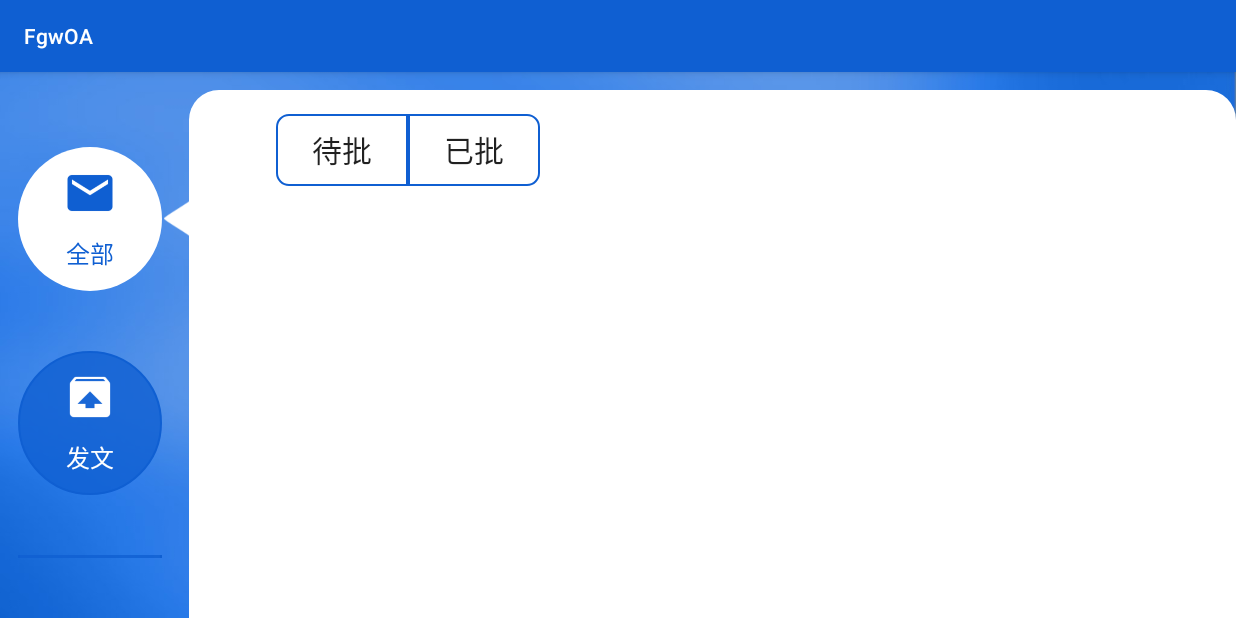
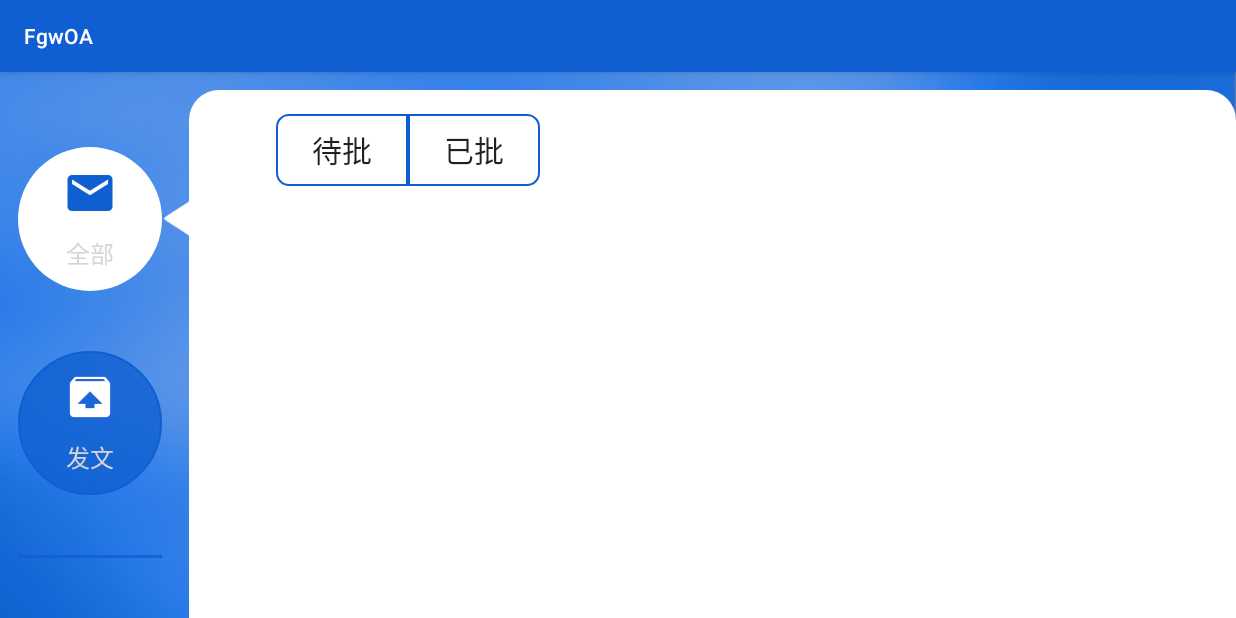
Before and after one commit to buildandroid/FgwMobile, an Android app: the screen it shows after launch (GwqpActivity), on a phone screen of 824 x 412 dp (held sideways). Run offline under Robolectric (Android 15) with nearby library versions, the phone set to English and light mode, and no system bars.

Commit message:
使用color state list

```diff
--- a/app/src/main/AndroidManifest.xml
+++ b/app/src/main/AndroidManifest.xml
@@ -60,7 +60,7 @@
 
         <activity
             android:name="activity.PdfViewActivity"
-            android:screenOrientation="portrait">
+            >
 
         </activity>
 
--- a/app/src/main/java/fragment/GwqpTabButtonFragment.java
+++ b/app/src/main/java/fragment/GwqpTabButtonFragment.java
@@ -112,7 +112,7 @@ public class GwqpTabButtonFragment extends Fragment {
         mGwqpTabBtnTxt.setSelected(mIsSelected);
         mGwqpBtnIndicator.setSelected(mIsSelected);
         changeGwqpTabBtnIconColor();
-        changeGwqpTabBtnTxtColor();
+//        changeGwqpTabBtnTxtColor();
         changeGwqpTabBtnIndicatorVisiblity();
     }
 
--- a/app/src/main/res/layout/fragment_gwqp_tab_button.xml
+++ b/app/src/main/res/layout/fragment_gwqp_tab_button.xml
@@ -33,7 +33,7 @@
                 android:layout_height="wrap_content"
                 android:text="@string/prompt_all"
                 android:textSize="16sp"
-                android:textColor="@color/colorWhite"
+                android:textColor="@color/gwqp_tab_btn"
                 android:id="@+id/gwqp_btn_txt"/>
         </LinearLayout>
     </FrameLayout>
```
